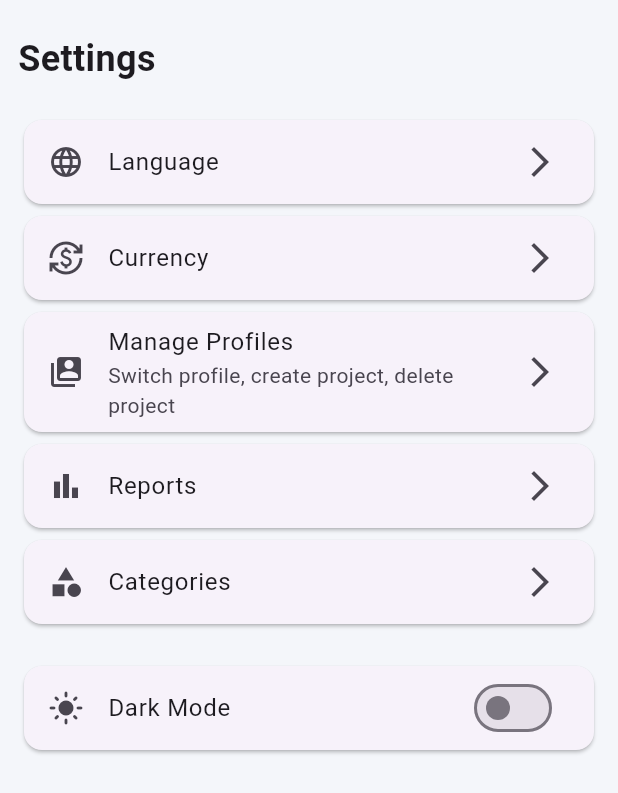
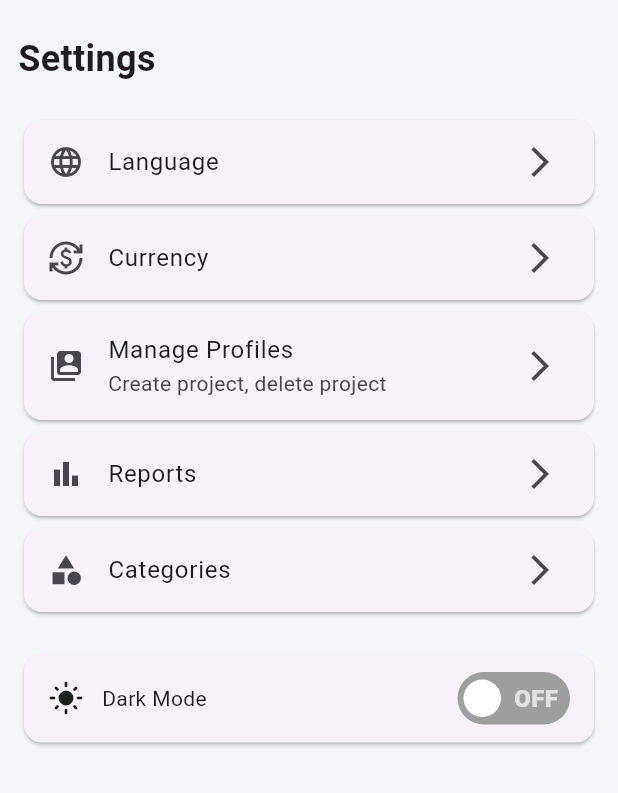
Before and after one commit to Srimaniram2004/wallet, a Flutter app: the SettingsScreen screen opened directly with empty values, on a phone screen of 412 x 824 dp. Shown: the top 793 px of the screen. Run offline on Flutter 3.47's test engine with Material 3 defaults, Android fonts, the phone set to English and light mode, and no system bars; drawn by our look-alikes of flutter_switch; our stand-ins replace file_picker, fl_chart, flutter_local_notifications, image_picker, open_filex, pdf and 4 more; missing offline and left inert: excel, flutter_sms_inbox; accounts and stored records are empty.

Commit message:
version 5.0

```diff
--- a/lib/app_localization.dart
+++ b/lib/app_localization.dart
@@ -206,7 +206,7 @@ class AppLocalizations {
   "language": "Language",
   //"currency": "Currency",
   "manage_profiles": "Manage Profiles",
-  "manage_profiles_desc": "Switch profile, create project, delete project",
+  "manage_profiles_desc": "Create project, delete project",
   //"reports": "Reports",
   //"categories": "Categories",
   //"dark_mode": "Dark Mode"
@@ -402,7 +402,7 @@ class AppLocalizations {
 "sub_category_expenses": "துணைப்பிரிவு செலவுகள்",
 "language": "மொழி",
 "manage_profiles": "சுயவிவரங்களை நிர்வகி",
-"manage_profiles_desc": "சுயவிவரத்தை மாற்றவும், திட்டத்தை உருவாக்கவும், திட்டத்தை நீக்கவும்",
+"manage_profiles_desc": "திட்டத்தை உருவாக்கவும், திட்டத்தை நீக்கவும்",
 "choose_profile": "சுயவிவரத்தை தேர்ந்தெடுக்கவும்",
   "choose_workspace": "உங்கள் பணியிடத்தை தேர்ந்தெடுக்கவும்",
   "personal": "தனிப்பட்டது",
@@ -586,7 +586,7 @@ class AppLocalizations {
 "sub_category_expenses": "उप-श्रेणी खर्च",
 "language": "भाषा",
 "manage_profiles": "प्रोफाइल प्रबंधन",
-"manage_profiles_desc": "प्रोफ़ाइल बदलें, प्रोजेक्ट बनाएं, प्रोजेक्ट हटाएं",
+"manage_profiles_desc": "प्रोजेक्ट बनाएं, प्रोजेक्ट हटाएं",
 
   "choose_profile": "प्रोफ़ाइल चुनें",
   "choose_workspace": "अपना कार्यक्षेत्र चुनें",
@@ -767,7 +767,7 @@ class AppLocalizations {
 "sub_category_expenses": "ఉప వర్గ ఖర్చులు",
 "language": "భాష",
 "manage_profiles": "ప్రొఫైల్‌లను నిర్వహించండి",
-"manage_profiles_desc": "ప్రొఫైల్ మార్చండి, ప్రాజెక్ట్ సృష్టించండి, ప్రాజెక్ట్ తొలగించండి",
+"manage_profiles_desc": "ప్రాజెక్ట్ సృష్టించండి, ప్రాజెక్ట్ తొలగించండి",
 "choose_profile": "ప్రొఫైల్‌ను ఎంచుకోండి",
   "choose_workspace": "మీ వర్క్‌స్పేస్‌ను ఎంచుకోండి",
   "personal": "వ్యక్తిగత",
@@ -949,7 +949,7 @@ class AppLocalizations {
 'already_have_account': 'ഇതിനകം അക്കൗണ്ട് ഉണ്ടോ? ലോഗിൻ ചെയ്യുക',
 "language": "ഭാഷ",
 "manage_profiles": "പ്രൊഫൈലുകൾ നിയന്ത്രിക്കുക",
-"manage_profiles_desc": "പ്രൊഫൈൽ മാറ്റുക, പ്രോജക്റ്റ് സൃഷ്ടിക്കുക, പ്രോജക്റ്റ് ഇല്ലാതാക്കുക",
+"manage_profiles_desc": "പ്രോജക്റ്റ് സൃഷ്ടിക്കുക, പ്രോജക്റ്റ് ഇല്ലാതാക്കുക",
 "sub_category_expenses": "ഉപവിഭാഗ ചെലവുകൾ",
 "choose_profile": "പ്രൊഫൈൽ തിരഞ്ഞെടുക്കുക",
   "choose_workspace": "നിങ്ങളുടെ വർക്ക്‌സ്‌പേസ് തിരഞ്ഞെടുക്കുക",
@@ -1132,7 +1132,7 @@ class AppLocalizations {
 "sub_category_expenses": "ಉಪವರ್ಗ ವೆಚ್ಚಗಳು",
 "language": "ಭಾಷೆ",
 "manage_profiles": "ಪ್ರೊಫೈಲ್‌ಗಳನ್ನು ನಿರ್ವಹಿಸಿ",
-"manage_profiles_desc": "ಪ್ರೊಫೈಲ್ ಬದಲಿಸಿ, ಯೋಜನೆ ರಚಿಸಿ, ಯೋಜನೆ ಅಳಿಸಿ",
+"manage_profiles_desc": "ಯೋಜನೆ ರಚಿಸಿ, ಯೋಜನೆ ಅಳಿಸಿ",
 "choose_profile": "ಪ್ರೊಫೈಲ್ ಆಯ್ಕೆಮಾಡಿ",
   "choose_workspace": "ನಿಮ್ಮ ಕಾರ್ಯಕ್ಷೇತ್ರವನ್ನು ಆಯ್ಕೆಮಾಡಿ",
   "personal": "ವೈಯಕ್ತಿಕ",
@@ -1291,7 +1291,7 @@ class AppLocalizations {
 "sub_category_expenses": "উপ-শ্রেণির খরচ",
 "language": "ভাষা",
 "manage_profiles": "প্রোফাইল পরিচালনা",
-"manage_profiles_desc": "প্রোফাইল পরিবর্তন করুন, প্রকল্প তৈরি করুন, প্রকল্প মুছুন",
+"manage_profiles_desc": "প্রকল্প তৈরি করুন, প্রকল্প মুছুন",
 "choose_profile": "প্রোফাইল নির্বাচন করুন",
   "choose_workspace": "আপনার ওয়ার্কস্পেস নির্বাচন করুন",
   "personal": "ব্যক্তিগত",
@@ -1448,7 +1448,7 @@ class AppLocalizations {
 "sub_category_expenses": "ઉપશ્રેણી ખર્ચ",
 "language": "ભાષા",
 "manage_profiles": "પ્રોફાઇલ મેનેજ કરો",
-"manage_profiles_desc": "પ્રોફાઇલ બદલો, પ્રોજેક્ટ બનાવો, પ્રોજેક્ટ કાઢી નાખો",
+"manage_profiles_desc": "પ્રોજેક્ટ બનાવો, પ્રોજેક્ટ કાઢી નાખો",
 "choose_profile": "પ્રોફાઇલ પસંદ કરો",
   "choose_workspace": "તમારું વર્કસ્પેસ પસંદ કરો",
   "personal": "વ્યક્તિગત",
@@ -1605,7 +1605,7 @@ class AppLocalizations {
 "sub_category_expenses": "उपश्रेणी खर्च",
 "language": "भाषा",
 "manage_profiles": "प्रोफाइल व्यवस्थापन",
-"manage_profiles_desc": "प्रोफाइल बदला, प्रकल्प तयार करा, प्रकल्प हटवा",
+"manage_profiles_desc": "प्रकल्प तयार करा, प्रकल्प हटवा",
 "choose_profile": "प्रोफाइल निवडा",
   "choose_workspace": "तुमचे कार्यक्षेत्र निवडा",
   "personal": "वैयक्तिक",
@@ -1765,7 +1765,7 @@ class AppLocalizations {
 "sub_category_expenses": "ਉਪ-ਸ਼੍ਰੇਣੀ ਖਰਚੇ",
 "language": "ਭਾਸ਼ਾ",
 "manage_profiles": "ਪ੍ਰੋਫਾਈਲ ਪ੍ਰਬੰਧਨ",
-"manage_profiles_desc": "ਪ੍ਰੋਫਾਈਲ ਬਦਲੋ, ਪ੍ਰੋਜੈਕਟ ਬਣਾਓ, ਪ੍ਰੋਜੈਕਟ ਮਿਟਾਓ",
+"manage_profiles_desc": "ਪ੍ਰੋਜੈਕਟ ਬਣਾਓ, ਪ੍ਰੋਜੈਕਟ ਮਿਟਾਓ",
 "choose_profile": "ਪ੍ਰੋਫਾਈਲ ਚੁਣੋ",
   "choose_workspace": "ਆਪਣਾ ਵਰਕਸਪੇਸ ਚੁਣੋ",
   "personal": "ਨਿੱਜੀ",
@@ -2080,7 +2080,7 @@ class AppLocalizations {
 "sub_category_expenses": "ଉପ-ଶ୍ରେଣୀ ଖର୍ଚ୍ଚ",
 "language": "ଭାଷା",
 "manage_profiles": "ପ୍ରୋଫାଇଲ୍ ପରିଚାଳନା",
-"manage_profiles_desc": "ପ୍ରୋଫାଇଲ୍ ବଦଳାନ୍ତୁ, ପ୍ରୋଜେକ୍ଟ ସୃଷ୍ଟି କରନ୍ତୁ, ପ୍ରୋଜେକ୍ଟ ବିଲୋପ କରନ୍ତୁ",
+"manage_profiles_desc": "ପ୍ରୋଜେକ୍ଟ ସୃଷ୍ଟି କରନ୍ତୁ, ପ୍ରୋଜେକ୍ଟ ବିଲୋପ କରନ୍ତୁ",
   "choose_profile": "ପ୍ରୋଫାଇଲ୍ ବାଛନ୍ତୁ",
   "choose_workspace": "ଆପଣଙ୍କର କାର୍ଯ୍ୟକ୍ଷେତ୍ର ବାଛନ୍ତୁ",
   "personal": "ବ୍ୟକ୍ତିଗତ",
--- a/lib/profile_selection_screen.dart
+++ b/lib/profile_selection_screen.dart
@@ -8,11 +8,13 @@ import 'app_localization.dart';
 class ProfileSelectionScreen extends StatefulWidget {
   final bool isDark;
   final VoidCallback toggleTheme;
+    final ValueChanged<Locale> onLocaleChange;
 
   const ProfileSelectionScreen({
     super.key,
     required this.isDark,
     required this.toggleTheme,
+    required this.onLocaleChange,
   });
 
   @override
@@ -55,6 +57,8 @@ Future<void> selectProfile(String profile) async {
       builder: (_) => MainScreen(
         isDark: widget.isDark,
         toggleTheme: widget.toggleTheme,
+        onLocaleChange: widget.onLocaleChange,
+
       ),
     ),
   );
--- a/lib/quote_screen.dart
+++ b/lib/quote_screen.dart
@@ -13,11 +13,13 @@ import 'profile_selection_screen.dart';
 class QuoteScreen extends StatefulWidget {
   final bool isDark;
   final VoidCallback toggleTheme;
+    final Function(Locale) onLocaleChange;
 
   const QuoteScreen({
     super.key,
     required this.isDark,
     required this.toggleTheme,
+    required this.onLocaleChange,
   });
 
   @override
@@ -92,6 +94,7 @@ class _QuoteScreenState
       builder: (_) => ProfileSelectionScreen(
         isDark: widget.isDark,
         toggleTheme: widget.toggleTheme,
+         onLocaleChange: widget.onLocaleChange,
       ),
     ),
   );
@@ -112,6 +115,8 @@ class _QuoteScreenState
 
                 toggleTheme:
                     widget.toggleTheme,
+
+                 onLocaleChange: widget.onLocaleChange,
               ),
             ),
           );
--- a/lib/settings_screen.dart
+++ b/lib/settings_screen.dart
@@ -6,6 +6,8 @@ import 'currency_screen.dart';
 import 'category_screen.dart';
 import 'report_screen.dart';
 import 'profile_management_screen.dart';
+import 'package:flutter_switch/flutter_switch.dart';
+
 
 class SettingsScreen extends StatelessWidget {
   final Function(Locale) onLanguageChanged;
@@ -95,6 +97,7 @@ Future<void> addCategory(String category) async {
                   context,
                   MaterialPageRoute(
                     builder: (_) => LanguageScreen(
+                      fromSettings: true,
                       onLanguageChanged: onLanguageChanged,
                       isDark: isDark,
                       toggleTheme: toggleTheme,
@@ -121,6 +124,7 @@ Future<void> addCategory(String category) async {
                     builder: (_) => CurrencyScreen(
                       isDark: isDark,
                       toggleTheme: toggleTheme,
+                       onLocaleChange: onLanguageChanged,
                     ),
                   ),
                 );
@@ -216,17 +220,39 @@ Future<void> addCategory(String category) async {
           //////////////////////////////////////////////////
 
          Card(
-            child: SwitchListTile(
-              secondary: Icon(
+            child: Padding(
+              padding: const EdgeInsets.symmetric(
+                horizontal: 16,
+                vertical: 12,
+              ),
+              child: Row(
+                mainAxisAlignment:
+                    MainAxisAlignment.spaceBetween,
+                children: [
+                  Row(
+                    children: [
+                      Icon(
                         isDark
                             ? Icons.dark_mode
                             : Icons.light_mode,
                       ),
-              title: Text(tr.tr('dark_mode')),
+                      const SizedBox(width: 12),
+                      Text(tr.tr('dark_mode')),
+                    ],
+                  ),
+                 FlutterSwitch(
+                    width: 75,
+                    height: 35,
                     value: isDark,
-              onChanged: (_) {
+                    showOnOff: true,
+                    activeText: "ON",
+                    inactiveText: "OFF",
+                    onToggle: (val) {
                       toggleTheme();
                     },
+                  ),
+                ],
+              ),
             ),
           ),
         ],
--- a/pubspec.yaml
+++ b/pubspec.yaml
@@ -11,6 +11,8 @@ environment:
 dependencies:
   flutter:
     sdk: flutter
+  animated_toggle_switch: ^0.8.5
+  flutter_switch: ^0.3.2
 
  # image_picker: ^1.0.7
   image_picker: ^1.1.2
```
Also changed, not shown: lib/currency_screen.dart (+4 -23 lines), lib/language_screen.dart (+13 -0 lines), lib/main.dart (+39 -12 lines), pubspec.lock. Lines whose indentation alone changed are shown as unchanged.
